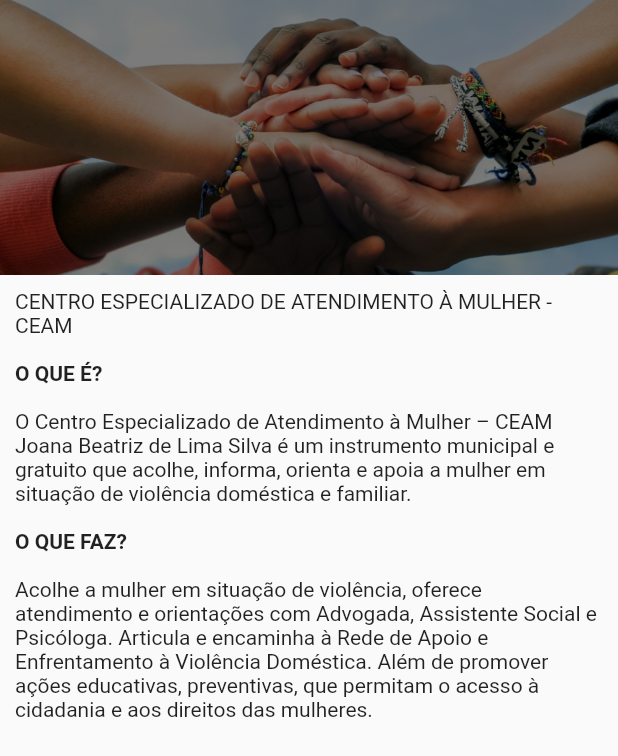
After one commit to DataLabIFPE/arretadas, a Flutter app: the InforPage3 screen opened directly, on a phone screen of 412 x 824 dp. The commit adds this screen. Shown: the top 756 px of the screen. Run offline on Flutter 3.47's test engine with Material 2 defaults, Android fonts, the phone set to English and light mode, and no system bars; our stand-ins replace flutter_map, latlong, sqflite; accounts and stored records are empty.

Commit message:
Update in menu information.

```diff
--- a/lib/main.dart
+++ b/lib/main.dart
@@ -2,7 +2,7 @@ import 'package:flutter/material.dart';
 import 'package:arretadas/screens/menu.dart';
 import 'package:arretadas/screens/login.dart';
 import 'package:arretadas/screens/home.dart';
-import 'package:arretadas/screens/info.dart';
+import 'package:arretadas/screens/info/info.dart';
 import 'package:arretadas/screens/cadastro.dart';
 import 'package:arretadas/UIcontacts/HomeContactsPage.dart';
 import 'package:arretadas/screens/denuncias.dart';
--- /dev/null
+++ b/lib/screens/info/infoPage2.dart
@@ -0,0 +1,62 @@
+import 'package:flutter/material.dart';
+
+// class InforPage1 extends StatefulWidget {
+//   const InforPage1({Kay, key}) : super(key: key);
+//   @override
+//   _InforPage1State createState() => _InforPage1State();
+// }
+
+class InforPage2 extends StatelessWidget {
+  @override
+  Widget build(BuildContext context) {
+    return Scaffold(
+      body: SafeArea(
+          child: SingleChildScrollView(
+        child: InfoPageContent(),
+      )),
+    );
+  }
+}
+
+class InfoPageContent extends StatefulWidget {
+  @override
+  _InforPage1State createState() => _InforPage1State();
+}
+
+class _InforPage1State extends State<InfoPageContent> {
+  @override
+  Widget build(BuildContext context) {
+    return Column(
+      children: [
+        Image.asset(
+          'assets/Infor_02.png',
+          fit: BoxFit.fill,
+        ),
+        Container(
+            child: Padding(
+          padding: const EdgeInsets.all(10.0),
+          child: RichText(
+            text: TextSpan(
+              text: 'QUANDO OS DIREITOS REPRODUTIVOS E SEXUAIS DA MULHER É VIOLADO?\n\n',
+              style: DefaultTextStyle.of(context).style,
+              children: <TextSpan>[
+                TextSpan(
+                    text: 'ATENÇÃO!\n\n',
+                    style: TextStyle(fontWeight: FontWeight.bold)),
+                TextSpan(
+                    text:'• Obrigar a mulher a engravidar ou abortar;\n\n'
+                        '• Impedir que a mulher procure uma unidade de saúde;\n\n'
+                        '• Impedir que a mulher realize exames e procedimentos médico/ginecológico;\n\n'
+                        '• Impedir a mulher de utilizar métodos contraceptivos: Pílula anticoncepcional, Preservativos, Diu;\n\n'
+                        '• Impedir que a mulher tenha acesso ao planejamento familiar;\n\n'
+                        '• Obrigar a mulher a manter relações sexuais quando não deseja;\n\n'
+                        '• Retirar o preservativo sem o consentimento da Mulher durante a relação sexual.'
+                        ),
+              ],
+            ),
+          ),
+        ))
+      ],
+    );
+  }
+}
--- /dev/null
+++ b/lib/screens/info/infoPage3.dart
@@ -0,0 +1,62 @@
+import 'package:flutter/material.dart';
+
+// class InforPage1 extends StatefulWidget {
+//   const InforPage1({Kay, key}) : super(key: key);
+//   @override
+//   _InforPage1State createState() => _InforPage1State();
+// }
+
+class InforPage3 extends StatelessWidget {
+  @override
+  Widget build(BuildContext context) {
+    return Scaffold(
+      body: SafeArea(
+          child: SingleChildScrollView(
+        child: InfoPageContent(),
+      )),
+    );
+  }
+}
+
+class InfoPageContent extends StatefulWidget {
+  @override
+  _InforPage1State createState() => _InforPage1State();
+}
+
+class _InforPage1State extends State<InfoPageContent> {
+  @override
+  Widget build(BuildContext context) {
+    return Column(
+      children: [
+        Image.asset(
+          'assets/Infor_03.png',
+          fit: BoxFit.fill,
+        ),
+        Container(
+            child: Padding(
+          padding: const EdgeInsets.all(10.0),
+          child: RichText(
+            text: TextSpan(
+              text: 'CENTRO ESPECIALIZADO DE ATENDIMENTO À MULHER - CEAM\n\n',
+              style: DefaultTextStyle.of(context).style,
+              children: <TextSpan>[
+                TextSpan(
+                    text: 'O QUE É?\n\n',
+                    style: TextStyle(fontWeight: FontWeight.bold)),
+                TextSpan(
+                    text:'O Centro Especializado de Atendimento à Mulher – CEAM Joana Beatriz de Lima Silva é um instrumento municipal e gratuito que acolhe, informa, orienta e apoia a mulher em situação de violência doméstica e familiar.\n\n'
+                    ),
+                TextSpan(
+                    text: 'O QUE FAZ?\n\n',
+                    style: TextStyle(fontWeight: FontWeight.bold)),
+                TextSpan(
+                    text:'Acolhe a mulher em situação de violência, oferece atendimento e orientações com Advogada, Assistente Social e Psicóloga. Articula e encaminha à Rede de Apoio e Enfrentamento à Violência Doméstica. Além de promover ações educativas, preventivas, que permitam o acesso à cidadania e aos direitos das mulheres. '
+                    ),
+              ],
+            ),
+          ),
+        ))
+      ],
+    );
+  }
+}
--- /dev/null
+++ b/lib/screens/info/infoPage5.dart
@@ -0,0 +1,63 @@
+import 'package:arretadas/components/Button.dart';
+import 'package:flutter/material.dart';
+
+// class InforPage1 extends StatefulWidget {
+//   const InforPage1({Kay, key}) : super(key: key);
+//   @override
+//   _InforPage1State createState() => _InforPage1State();
+// }
+
+class InforPage5 extends StatelessWidget {
+  @override
+  Widget build(BuildContext context) {
+    return Scaffold(
+      body: SafeArea(
+          child: SingleChildScrollView(
+        child: InfoPageContent(),
+      )),
+    );
+  }
+}
+
+class InfoPageContent extends StatefulWidget {
+  @override
+  _InforPage1State createState() => _InforPage1State();
+}
+
+class _InforPage1State extends State<InfoPageContent> {
+  @override
+  Widget build(BuildContext context) {
+    return Column(
+      children: [
+        Image.asset(
+          'assets/Infor_04.png',
+          fit: BoxFit.fill,
+        ),
+        Container(
+            child: Padding(
+          padding: const EdgeInsets.all(10.0),
+          child: RichText(
+            text: TextSpan(
+              text: 'LEI - MARIA DA PENA.\n\n',
+              style: DefaultTextStyle.of(context).style,
+              children: <TextSpan>[
+                TextSpan(
+                    text: '!\n\n',
+                    style: TextStyle(fontWeight: FontWeight.bold)),
+                TextSpan(
+                    text:'Art. 1º Esta Lei cria mecanismos para coibir e prevenir a violência doméstica e familiar contra a mulher, nos termos do § 8º do art. 226 da Constituição Federal, da Convenção sobre a Eliminação de Todas as Formas de Violência contra a Mulher, da Convenção Interamericana para Prevenir, Punir e Erradicar a Violência contra a Mulher e de outros tratados internacionais ratificados pela República Federativa do Brasil; dispõe sobre a criação dos Juizados de Violência Doméstica e Familiar contra a Mulher; e estabelece medidas de assistência e proteção às mulheres em situação de violência doméstica e familiar.\n\n'
+                        'Art. 2º Toda mulher, independentemente de classe, raça, etnia, orientação sexual, renda, cultura, nível educacional, idade e religião, goza dos direitos fundamentais inerentes à pessoa humana, sendo-lhe asseguradas as oportunidades e facilidades para viver sem violência, preservar sua saúde física e mental e seu aperfeiçoamento moral, intelectual e social.\n\n'
+                        'Art. 3º Serão asseguradas às mulheres as condições para o exercício efetivo dos direitos à vida, à segurança, à saúde, à alimentação, à educação, à cultura, à moradia, ao acesso à justiça, ao esporte, ao lazer, ao trabalho, à cidadania, à liberdade, à dignidade, ao respeito e à convivência familiar e comunitária.\n\n'
+                        '§ 1º O poder público desenvolverá políticas que visem garantir os direitos humanos das mulheres no âmbito das relações domésticas e familiares no sentido de resguardá-las de toda forma de negligência, discriminação, exploração, violência, crueldade e opressão.\n\n'
+                        '§ 2º Cabe à família, à sociedade e ao poder público criar as condições necessárias para o efetivo exercício dos direitos enunciados no caput.\n\n'
+                        'Art. 4º Na interpretação desta Lei, serão considerados os fins sociais a que ela se destina e, especialmente, as condições peculiares das mulheres em situação de violência doméstica e familiar.'),
+              ],
+            ),
+          ),
+        )
+       )
+
+      ],
+      );
+  }
+}
```
Also changed, not shown: lib/screens/info/info.dart (added, +275 -0 lines), lib/screens/info/infoPage1.dart (added, +63 -0 lines), lib/screens/info/infoPage4.dart (added, +69 -0 lines), pubspec.yaml (+14 -1 lines), assets/Infor_01.png (added), assets/Infor_02.png (added), assets/Infor_03.png (added), assets/Infor_04.png (added), assets/Infor_05.png (added), pubspec.lock.
